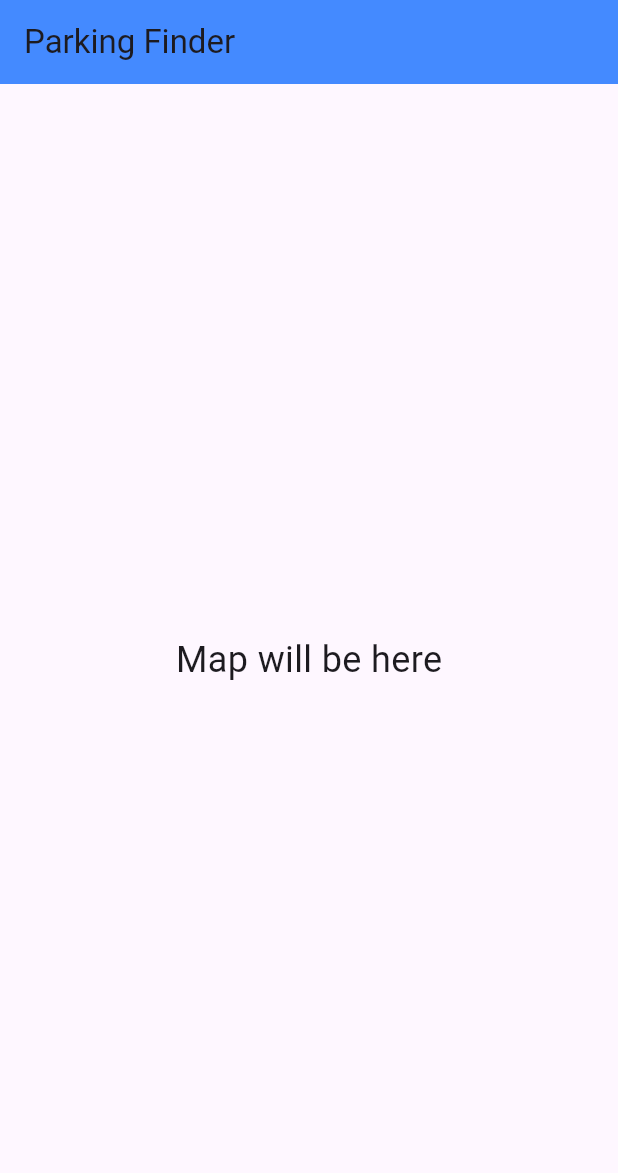
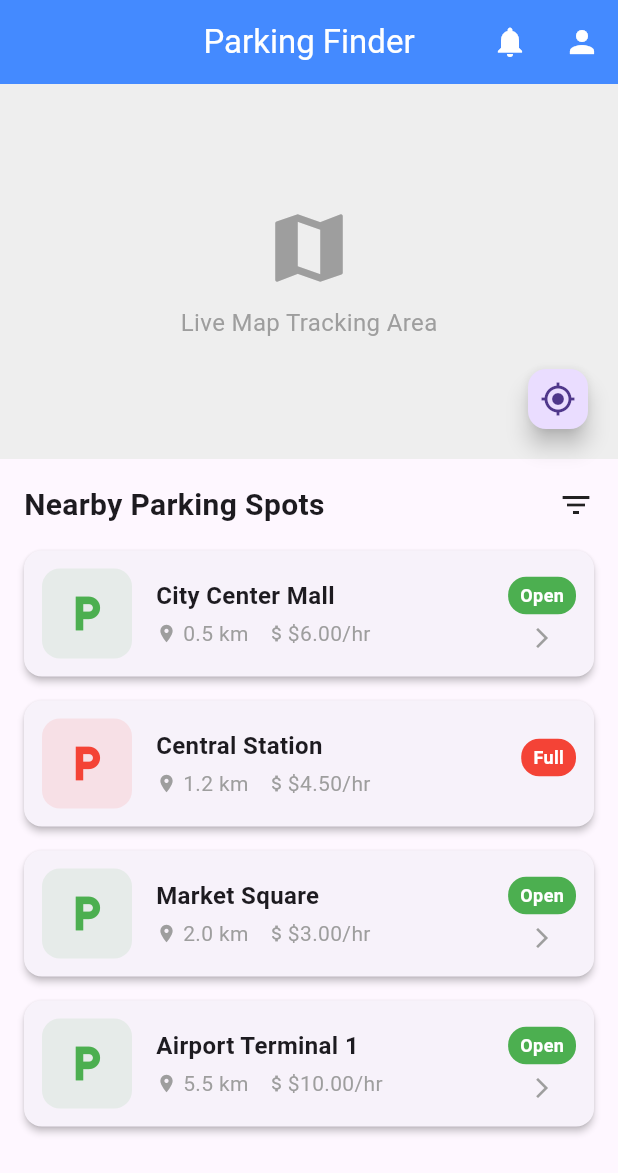
Before and after one commit to could-ai/019aab53-6dfa-7c72-a7df-42dd12956393, a Flutter app: the screen it shows after launch, on a phone screen of 412 x 824 dp. Shown: the top 1173 px of the screen. Run offline on Flutter 3.47's test engine with Material 3 defaults, Android fonts, the phone set to English and light mode, and no system bars.

Commit message:
Created PaymentScreen with options for Visa, Mastercard, and Cash. Includes a form for card details and a simulated payment processing flow.; Updated HomeScreen to display a list of mock parking spots. Added navigation to PaymentScreen when a spot is selected. Enhanced UI with cards and status indicators.; Registered the new /payment route in the main application configuration.

```diff
--- a/usr/lib/main.dart
+++ b/usr/lib/main.dart
@@ -1,5 +1,6 @@
 import 'package:flutter/material.dart';
 import 'package:couldai_user_app/screens/home_screen.dart';
+import 'package:couldai_user_app/screens/payment_screen.dart';
 
 void main() {
   runApp(const MyApp());
@@ -16,10 +17,16 @@ class MyApp extends StatelessWidget {
       theme: ThemeData(
         primarySwatch: Colors.blue,
         visualDensity: VisualDensity.adaptivePlatformDensity,
+        useMaterial3: true,
+        appBarTheme: const AppBarTheme(
+          centerTitle: true,
+          elevation: 0,
+        ),
       ),
       initialRoute: '/',
       routes: {
         '/': (context) => const HomeScreen(),
+        '/payment': (context) => const PaymentScreen(),
       },
     );
   }
--- a/usr/lib/screens/home_screen.dart
+++ b/usr/lib/screens/home_screen.dart
@@ -9,11 +9,139 @@ class HomeScreen extends StatelessWidget {
       appBar: AppBar(
         title: const Text('Parking Finder'),
         backgroundColor: Colors.blueAccent,
+        foregroundColor: Colors.white,
+        actions: [
+          IconButton(icon: const Icon(Icons.notifications), onPressed: () {}),
+          IconButton(icon: const Icon(Icons.person), onPressed: () {}),
+        ],
       ),
-      body: const Center(
-        child: Text(
-          'Map will be here',
-          style: TextStyle(fontSize: 24),
+      body: Column(
+        children: [
+          // Map Placeholder
+          Container(
+            height: 250,
+            color: Colors.grey[200],
+            width: double.infinity,
+            child: Stack(
+              children: [
+                const Center(
+                  child: Column(
+                    mainAxisAlignment: MainAxisAlignment.center,
+                    children: [
+                      Icon(Icons.map, size: 60, color: Colors.grey),
+                      SizedBox(height: 8),
+                      Text('Live Map Tracking Area', style: TextStyle(color: Colors.grey, fontSize: 16)),
+                    ],
+                  ),
+                ),
+                Positioned(
+                  bottom: 16,
+                  right: 16,
+                  child: FloatingActionButton(
+                    mini: true,
+                    onPressed: () {},
+                    child: const Icon(Icons.my_location),
+                  ),
+                ),
+              ],
+            ),
+          ),
+          const Padding(
+            padding: EdgeInsets.all(16.0),
+            child: Row(
+              mainAxisAlignment: MainAxisAlignment.spaceBetween,
+              children: [
+                Text(
+                  'Nearby Parking Spots',
+                  style: TextStyle(fontSize: 20, fontWeight: FontWeight.bold),
+                ),
+                Icon(Icons.filter_list),
+              ],
+            ),
+          ),
+          Expanded(
+            child: ListView(
+              padding: const EdgeInsets.symmetric(horizontal: 16),
+              children: [
+                _buildParkingCard(context, 'City Center Mall', '0.5 km', '\$6.00/hr', true),
+                _buildParkingCard(context, 'Central Station', '1.2 km', '\$4.50/hr', false),
+                _buildParkingCard(context, 'Market Square', '2.0 km', '\$3.00/hr', true),
+                _buildParkingCard(context, 'Airport Terminal 1', '5.5 km', '\$10.00/hr', true),
+              ],
+            ),
+          ),
+        ],
+      ),
+    );
+  }
+
+  Widget _buildParkingCard(BuildContext context, String name, String distance, String price, bool available) {
+    return Card(
+      margin: const EdgeInsets.only(bottom: 16),
+      elevation: 2,
+      shape: RoundedRectangleBorder(borderRadius: BorderRadius.circular(12)),
+      child: InkWell(
+        onTap: available ? () {
+          Navigator.pushNamed(context, '/payment');
+        } : null,
+        borderRadius: BorderRadius.circular(12),
+        child: Padding(
+          padding: const EdgeInsets.all(12.0),
+          child: Row(
+            children: [
+              Container(
+                width: 60,
+                height: 60,
+                decoration: BoxDecoration(
+                  color: available ? Colors.green.withOpacity(0.1) : Colors.red.withOpacity(0.1),
+                  borderRadius: BorderRadius.circular(12),
+                ),
+                child: Icon(
+                  Icons.local_parking,
+                  color: available ? Colors.green : Colors.red,
+                  size: 30,
+                ),
+              ),
+              const SizedBox(width: 16),
+              Expanded(
+                child: Column(
+                  crossAxisAlignment: CrossAxisAlignment.start,
+                  children: [
+                    Text(name, style: const TextStyle(fontWeight: FontWeight.bold, fontSize: 16)),
+                    const SizedBox(height: 4),
+                    Row(
+                      children: [
+                        Icon(Icons.location_on, size: 14, color: Colors.grey),
+                        const SizedBox(width: 4),
+                        Text(distance, style: const TextStyle(color: Colors.grey)),
+                        const SizedBox(width: 12),
+                        Icon(Icons.attach_money, size: 14, color: Colors.grey),
+                        Text(price, style: const TextStyle(color: Colors.grey)),
+                      ],
+                    ),
+                  ],
+                ),
+              ),
+              Column(
+                children: [
+                  Container(
+                    padding: const EdgeInsets.symmetric(horizontal: 8, vertical: 4),
+                    decoration: BoxDecoration(
+                      color: available ? Colors.green : Colors.red,
+                      borderRadius: BorderRadius.circular(12),
+                    ),
+                    child: Text(
+                      available ? 'Open' : 'Full',
+                      style: const TextStyle(color: Colors.white, fontSize: 12, fontWeight: FontWeight.bold),
+                    ),
+                  ),
+                  const SizedBox(height: 8),
+                  if (available)
+                    const Icon(Icons.arrow_forward_ios, size: 16, color: Colors.grey),
+                ],
+              ),
+            ],
+          ),
         ),
       ),
     );
```
Also changed, not shown: usr/lib/screens/payment_screen.dart (added, +257 -0 lines).
